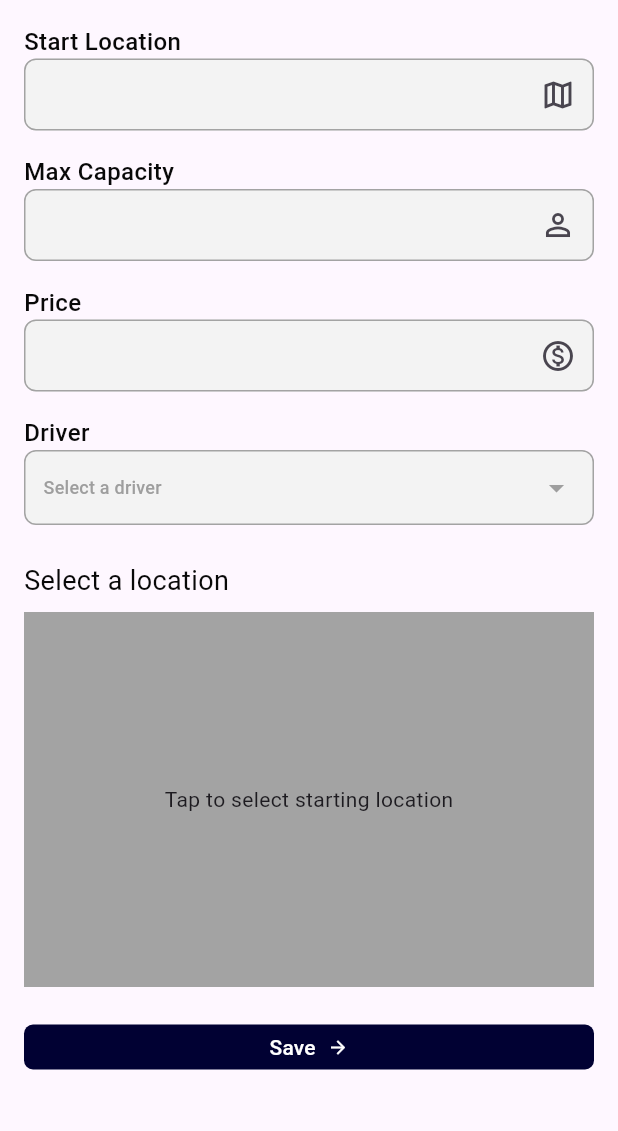
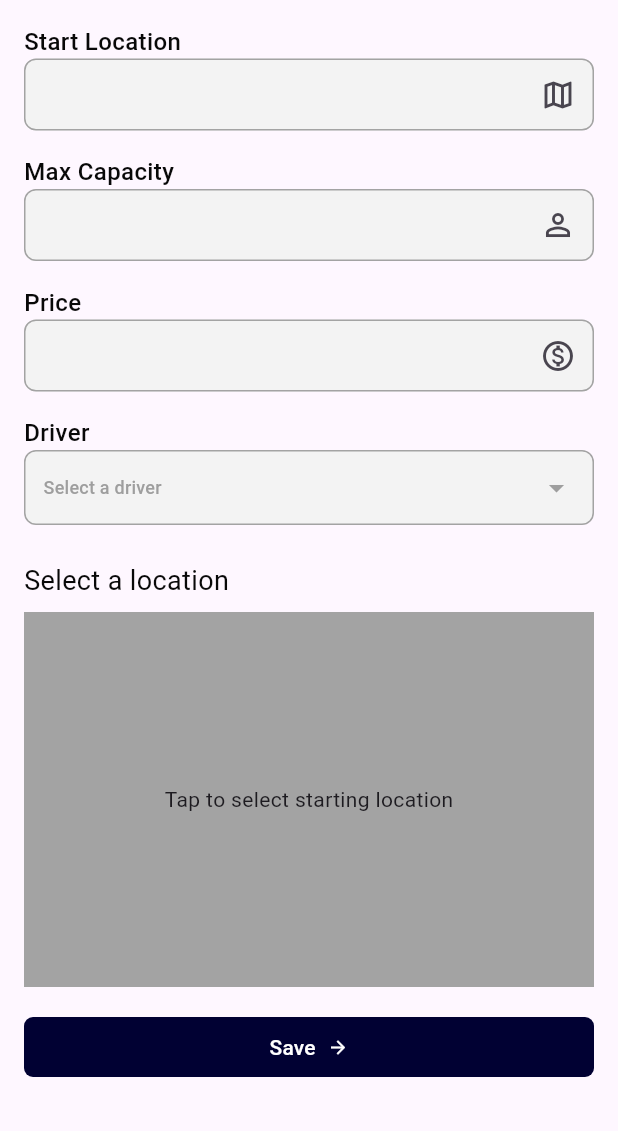
Before and after one commit to andrejpanev8/MIS-Travel-App, a Flutter app: the AddRideScreen screen opened by its route, scrolled down 313 dp, after a tap on "Save", on a phone screen of 412 x 824 dp, the part 105-1236 px from its top. Run offline on Flutter 3.47's test engine with Material 3 defaults, Android fonts, the phone set to English and light mode, and no system bars; our stand-ins replace bloc, cached_network_image, cloud_firestore, equatable, firebase_auth, firebase_core and 6 more; accounts and stored records are empty.

Commit message:
Added vertical padding on some buttons. Added two fields in the trip model for `ridePrice` and `deliveryPrice`.

```diff
--- a/lib/data/mock/mock_trips.dart
+++ b/lib/data/mock/mock_trips.dart
@@ -10,6 +10,8 @@ final List<Trip> mockTrips = [
     endCity: 'Ohridovo ezero',
     startTime: DateTime(2025, 1, 1, 8, 30),
     startLocation: Location(latitude: 41.9981, longitude: 21.4254),
+    ridePrice: 300,
+    deliveryPrice: 200,
     maxCapacity: 4,
     driverId: 'gVu5cPbsHOZ8IKu8eHsOSyInuTr1',
     passengerTrips: ["0GMeGVuOwRfH2UHuUMAl", "IcgyC2kiExk5ysKziQit"],
@@ -22,6 +24,8 @@ final List<Trip> mockTrips = [
     endCity: 'Bitola',
     startTime: DateTime(2025, 6, 15, 10, 0),
     startLocation: Location(latitude: 42.0000, longitude: 21.4350),
+    ridePrice: 300,
+    deliveryPrice: 200,
     maxCapacity: 5,
     driverId: '68cyw7KsrhOHwiQtFQ7AQK95C4g2',
     passengerTrips: [],
--- a/lib/data/models/trip.dart
+++ b/lib/data/models/trip.dart
@@ -1,3 +1,4 @@
+import 'package:intl/intl.dart';
 import 'package:travel_app/data/models/location.dart';
 
 import '../enums/trip_status.dart';
@@ -8,6 +9,8 @@ class Trip {
   final String endCity;
   final DateTime startTime;
   final Location startLocation;
+  final int ridePrice;
+  final int deliveryPrice;
   final int maxCapacity;
   final String driverId;
   List<String> passengerTrips;
@@ -20,6 +23,8 @@ class Trip {
       required this.endCity,
       required this.startTime,
       required this.startLocation,
+      required this.ridePrice,
+      required this.deliveryPrice,
       required this.maxCapacity,
       required this.driverId,
       List<String>? passengerTrips,
@@ -34,6 +39,8 @@ class Trip {
         endCity = data['endCity'],
         startTime = DateTime.parse(data['startTime']),
         startLocation = Location.fromJson(data['startLocation']),
+        ridePrice = data['ridePrice'],
+        deliveryPrice = data['deliveryPrice'],
         maxCapacity = data['maxCapacity'],
         driverId = data['driverId'],
         passengerTrips = List<String>.from(data['passengerTrips'] ?? []),
@@ -46,6 +53,8 @@ class Trip {
         'endCity': endCity,
         'startTime': startTime.toIso8601String(),
         'startLocation': startLocation.toJson(),
+        'ridePrice': ridePrice,
+        'deliveryPrice': deliveryPrice,
         'maxCapacity': maxCapacity,
         'driverId': driverId,
         'passengerTrips': passengerTrips,
@@ -60,4 +69,14 @@ class Trip {
   bool isSeatAvailable() {
     return maxCapacity > passengerTrips.length;
   }
+
+  String get formattedStartDateTime {
+    final DateFormat formatter = DateFormat('yyyy.MM.dd');
+    return formatter.format(startTime);
+  }
+
+  @override
+  String toString() {
+    return "$startCity - $endCity - $formattedStartDateTime";
+  }
 }
--- a/lib/data/services/trip_service.dart
+++ b/lib/data/services/trip_service.dart
@@ -32,6 +32,8 @@ class TripService {
       required String endCity,
       required DateTime startTime,
       required Location startLocation,
+      required int ridePrice,
+      required int deliveryPrice,
       required int maxCapacity,
       required String driverId}) async {
     UserModel? currentUser = await authService.getCurrentUser();
@@ -50,6 +52,8 @@ class TripService {
       endCity: endCity,
       startTime: startTime,
       startLocation: startLocation,
+      ridePrice: ridePrice,
+      deliveryPrice: deliveryPrice,
       maxCapacity: maxCapacity,
       driverId: driverId,
       passengerTrips: [],
--- a/lib/presentation/screens/add_ride_screen.dart
+++ b/lib/presentation/screens/add_ride_screen.dart
@@ -94,6 +94,7 @@ class _AddRideScreenState extends State<AddRideScreen> {
                     Expanded(
                         child: customArrowButton(
                             text: "Save",
+                            verticalPadding: 10,
                             onPressed: () {
                               //TO:DO Handle Save Ride functionality
                             })),
--- a/lib/presentation/screens/profile_screen.dart
+++ b/lib/presentation/screens/profile_screen.dart
@@ -150,6 +150,7 @@ class _ProfileScreenState extends State<ProfileScreen> {
                                   Expanded(
                                     child: customArrowButton(
                                       text: "Save",
+                                      verticalPadding: 10,
                                       onPressed: () {
                                         if (firstNameController.text !=
                                                 user!.firstName ||
--- a/lib/presentation/widgets/custom_arrow_button.dart
+++ b/lib/presentation/widgets/custom_arrow_button.dart
@@ -14,11 +14,13 @@ Widget customArrowButton(
     double? iconSize,
     Color? textColor = whiteColor,
     BorderSide? border,
-    double? fontSize}) {
+    double? fontSize,
+    double horizontalPadding = 10,
+    double verticalPadding = 4}) {
   return noIcon
       ? TextButton(
           onPressed: onPressed,
-          style: _buttonStyle(backgroundColor, splashColor, border),
+          style: _buttonStyle(backgroundColor, splashColor, border, horizontalPadding, verticalPadding),
           child: Text(
             text,
             style: StyledText()
@@ -30,7 +32,7 @@ Widget customArrowButton(
           label: Text(text,
               style: StyledText()
                   .descriptionText(fontSize: fontSize, color: textColor)),
-          style: _buttonStyle(backgroundColor, splashColor, border),
+          style: _buttonStyle(backgroundColor, splashColor, border, horizontalPadding, verticalPadding),
           icon: _getProperIcon(customIcon, iconColor, iconSize),
           iconAlignment:
               customIcon == null ? IconAlignment.end : IconAlignment.start,
@@ -57,7 +59,7 @@ Widget _getProperIcon(IconData? customIcon, Color iconColor, double? iconSize) {
 }
 
 ButtonStyle _buttonStyle(
-    Color backgroundColor, Color splashColor, BorderSide? border) {
+    Color backgroundColor, Color splashColor, BorderSide? border, horizontalPadding, verticalPadding) {
   return ButtonStyle(
     backgroundColor: WidgetStatePropertyAll(backgroundColor),
     shape: WidgetStatePropertyAll(
@@ -71,7 +73,7 @@ ButtonStyle _buttonStyle(
           states.contains(WidgetState.pressed) ? splashColor : null,
     ),
     padding: WidgetStatePropertyAll(
-      EdgeInsets.symmetric(horizontal: 10, vertical: 4),
+      EdgeInsets.symmetric(horizontal: horizontalPadding, vertical: verticalPadding),
     ),
     minimumSize: WidgetStatePropertyAll(Size(0, 30)),
   );
```
